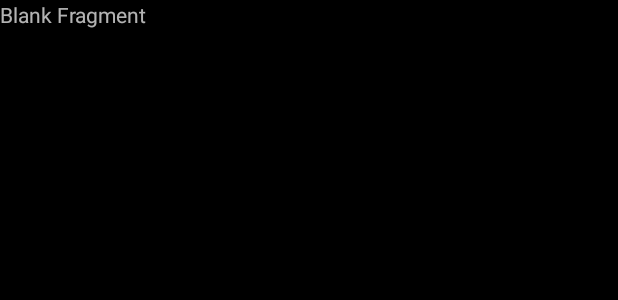
After one commit to studiokaidevelopment/kaibeta, an Android app: the layout fragment_contacts.xml on its own in the app's theme, with its tools: preview values and no code run, on a phone screen of 412 x 824 dp. The commit adds this screen. Shown: the top 300 px of the screen. Run offline under Robolectric (Android 15) with nearby library versions, the light colour scheme and no system bars.

```diff
--- a/app/src/main/res/layout/drawer_item.xml
+++ b/app/src/main/res/layout/drawer_item.xml
@@ -9,7 +9,7 @@
         android:id="@+id/icon"
         android:layout_width="30dp"
         android:layout_height="30dp"
-        android:src="@drawable/ic_home"
+        android:src="@drawable/ic_info"
         android:layout_alignParentLeft="true"
         android:layout_alignParentStart="true"
         android:layout_marginRight="25dp"
--- /dev/null
+++ b/app/src/main/res/layout/fragment_contacts.xml
@@ -0,0 +1,13 @@
+<FrameLayout xmlns:android="http://schemas.android.com/apk/res/android"
+    xmlns:tools="http://schemas.android.com/tools"
+    android:layout_width="match_parent"
+    android:layout_height="match_parent"
+    tools:context="com.studiokai.kaibeta.ContactsFragment">
+
+    <!-- TODO: Update blank fragment layout -->
+    <TextView
+        android:layout_width="match_parent"
+        android:layout_height="match_parent"
+        android:text="@string/hello_blank_fragment" />
+
+</FrameLayout>
```
Also changed, not shown: app/src/main/java/com/studiokai/kaibeta/ContactsFragment.java (added, +29 -0 lines), app/src/main/java/com/studiokai/kaibeta/MainActivity.java (+39 -7 lines), app/src/main/java/com/studiokai/kaibeta/ShoppingFragment.java (added, +29 -0 lines), app/src/main/res/layout/fragment_shopping.xml (added, +13 -0 lines), app/src/main/res/drawable/ic_artists.png (deleted), app/src/main/res/drawable/ic_calendar.png (added), app/src/main/res/drawable/ic_contact.png (deleted), app/src/main/res/drawable/ic_home.png (deleted), app/src/main/res/drawable/ic_info.png (added), app/src/main/res/drawable/ic_newsfeed.png (added), app/src/main/res/drawable/ic_shopping.png (added), app/src/main/res/drawable/ic_team.png (deleted), 1 other file.
